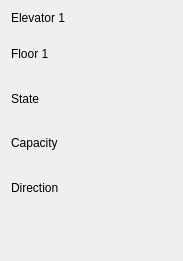
Before: the Qt Designer form Elevator.ui in awallace77/elevator-simulator, drawn with Qt 5.
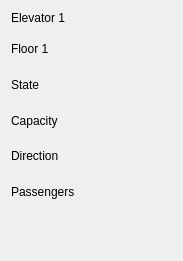
After: the same form once the commit is applied.

Commit message: Finished the elevator simulator

```diff
--- a/Elevator.ui
+++ b/Elevator.ui
@@ -66,6 +66,13 @@
          </property>
         </widget>
        </item>
+       <item>
+        <widget class="QLabel" name="elevatorPassengersLabel">
+         <property name="text">
+          <string>Passengers</string>
+         </property>
+        </widget>
+       </item>
       </layout>
      </item>
     </layout>
```
The commit also changes 99 other files.
